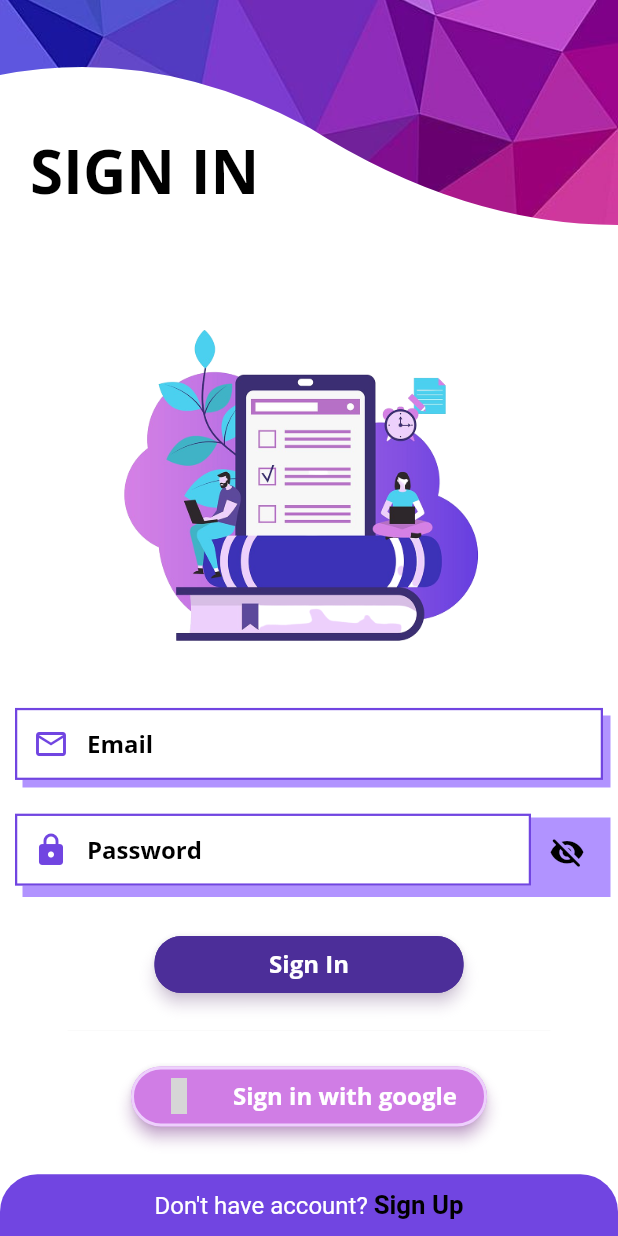
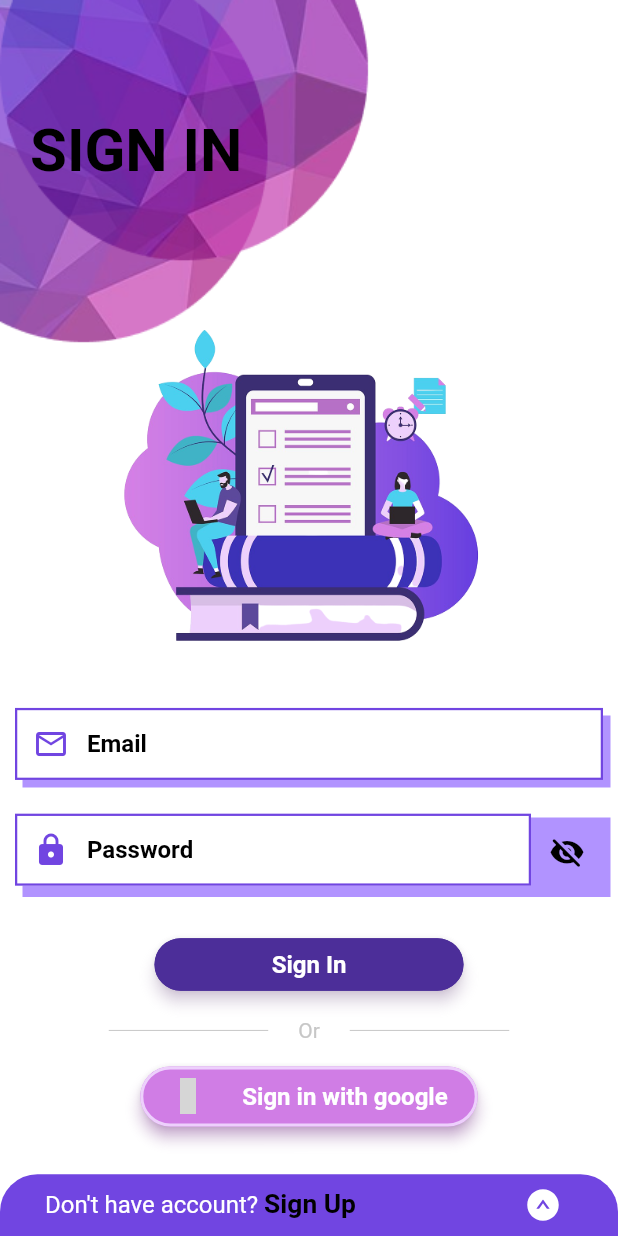
Before and after one commit to enviel97/EducationHelper, a Flutter app: the screen it shows after launch, after a tap on the "visibility" icon, on a phone screen of 412 x 824 dp. Run offline on Flutter 3.47's test engine with Material 2 defaults, Android fonts, the phone set to English and light mode, and no system bars; our stand-ins replace equatable, firebase_core, flutter_bloc, flutter_spinkit, flutter_vector_icons, google_fonts and 3 more; accounts and stored records are empty; network calls fail; grey boxes are pictures that could not be loaded.

Commit message:
[FE]: Change layout signin

```diff
--- a/lib/constants/app_theme.dart
+++ b/lib/constants/app_theme.dart
@@ -29,8 +29,8 @@ class AppTheme {
     focusColor: kSecondaryColor,
   );
 
-  TextTheme defaultFonts(BuildContext context) {
-    return GoogleFonts.openSansTextTheme(Theme.of(context).textTheme).copyWith(
+  static TextTheme defaultFonts(BuildContext context) {
+    return GoogleFonts.robotoTextTheme(Theme.of(context).textTheme).copyWith(
         headline1: GoogleFonts.architectsDaughter(
             fontWeight: FontWeight.bold, fontSize: 54.0),
         headline6: GoogleFonts.architectsDaughter(
@@ -48,9 +48,9 @@ class AppTheme {
       scaffoldBackgroundColor: kWhiteColor,
       backgroundColor: kWhiteColor,
       hintColor: kPlaceholderDarkColor,
-      dividerColor: kPlaceholderColor,
+      dividerColor: kDividerColor,
       iconTheme: Theme.of(context).iconTheme.copyWith(color: kBlackColor),
-      textTheme: theme.defaultFonts(context).apply(
+      textTheme: defaultFonts(context).apply(
         bodyColor: kBlackColor,
         displayColor: kBlackColor,
       ),
@@ -66,9 +66,9 @@ class AppTheme {
       scaffoldBackgroundColor: kBlackColor,
       backgroundColor: kBlackColor,
       hintColor: kPlaceholderColor,
-      dividerColor: kPlaceholderColor,
+      dividerColor: kDividerColor,
       iconTheme: Theme.of(context).iconTheme.copyWith(color: kBlackColor),
-      textTheme: theme.defaultFonts(context).apply(
+      textTheme: defaultFonts(context).apply(
         bodyColor: kWhiteColor,
         displayColor: kWhiteColor,
       ),
--- a/lib/constants/colors.dart
+++ b/lib/constants/colors.dart
@@ -13,6 +13,7 @@ const Color kSecondarySuperDarkColor = Color(0xFF351c38);
 const Color kPlaceholderColor = Color(0xFFfafafa);
 const Color kPlaceholderLightColor = Color(0xFFffffff);
 const Color kPlaceholderDarkColor = Color(0xFFc7c7c7);
+const Color kDividerColor = Color(0xffc7c7c7);
 
 // color origin
 const Color kBlackColor = Color(0xFF000000);
--- a/lib/roots/app_root.dart
+++ b/lib/roots/app_root.dart
@@ -44,9 +44,10 @@ class Root {
   Future<Widget> getScreens() async {
     final token = await localStorage.read(c.token);
     RestApi().setHeaders(token == '' ? null : token);
-    if (token.isEmpty || JwtDecoder.isExpired(token)) return _authRoute();
-    debugPrint(token);
-    return _homeRoute();
+    return _authRoute();
+    // if (token.isEmpty || JwtDecoder.isExpired(token))
+    // debugPrint(token);
+    // return _homeRoute();
   }
 
   Widget _authRoute() {
--- a/lib/views/auth/auth.dart
+++ b/lib/views/auth/auth.dart
@@ -18,7 +18,8 @@ class Auth extends StatefulWidget {
 class _Auth extends State<Auth> with SingleTickerProviderStateMixin {
   late bool isExpanded;
   late AnimationController animationController;
-  final duration = const Duration(microseconds: 250);
+  late String title = 'SIGN IN';
+  final duration = const Duration(microseconds: 500);
 
   @override
   void initState() {
@@ -40,13 +41,32 @@ class _Auth extends State<Auth> with SingleTickerProviderStateMixin {
         onTap: context.disableKeyBoard,
         child: AnimationCircleLayout(
           child: Stack(children: [
-            const DecorateHeader(),
             const SignInPage(),
-            _animationSignUp()
+            _animationSignUp(),
+            DecorateHeader(title: title),
           ]),
         ),
       ),
     );
+  }
+
+  void handleClickSignUp() {
+    context.disableKeyBoard();
+    if (mounted) {
+      if (isExpanded) {
+        animationController.forward();
+        setState(() {
+          isExpanded = !isExpanded;
+          title = 'SIGN IN';
+        });
+      } else {
+        animationController.reverse();
+        setState(() {
+          isExpanded = !isExpanded;
+          title = 'SIGN UP';
+        });
+      }
+    }
   }
 
   Widget _animationSignUp() {
@@ -56,22 +76,12 @@ class _Auth extends State<Auth> with SingleTickerProviderStateMixin {
         if (!isExpanded) {
           return ExpandedSignUp(
             height: size.height * .05,
-            epandedSignup: () {
-              context.disableKeyBoard();
-              if (mounted) {
-                animationController.forward();
-                setState(() => isExpanded = !isExpanded);
-              }
-            },
+            epandedSignup: handleClickSignUp,
           );
         }
         return SignUpPage(
           containerSize: size.height * .8,
-          goLogin: () {
-            context.disableKeyBoard();
-            animationController.reverse();
-            setState(() => isExpanded = !isExpanded);
-          },
+          goLogin: handleClickSignUp,
         );
       },
     );
--- a/lib/views/auth/pages/siginin.dart
+++ b/lib/views/auth/pages/siginin.dart
@@ -11,6 +11,7 @@ import 'package:education_helper/views/auth/bloc/auth_state.dart';
 import 'package:education_helper/views/widgets/button/custom_icon_button.dart';
 import 'package:education_helper/views/widgets/button/custom_text_button.dart';
 import 'package:education_helper/views/widgets/custom_text_field.dart';
+import 'package:education_helper/views/widgets/horizantal_divider.dart';
 import 'package:flutter/material.dart';
 import 'package:flutter_bloc/flutter_bloc.dart';
 import 'package:flutter_vector_icons/flutter_vector_icons.dart';
@@ -97,8 +98,8 @@ class _SignInPageState extends State<SignInPage> {
               KTextButton(text: 'Sign In', onPressed: _signInWithEmail),
               SPACING.SM.vertical,
               const Padding(
-                padding: EdgeInsets.symmetric(horizontal: 35.0),
-                child: Divider(),
+                padding: EdgeInsets.symmetric(horizontal: 62.5),
+                child: HorizantalDivider(text: 'Or'),
               ),
               SPACING.SM.vertical,
               KIconButton(
--- a/lib/views/auth/pages/signup.dart
+++ b/lib/views/auth/pages/signup.dart
@@ -14,6 +14,7 @@ import 'package:education_helper/views/widgets/remove_scroll_grow.dart';
 import 'package:flutter/material.dart';
 import 'package:flutter_bloc/flutter_bloc.dart';
 import 'package:education_helper/helpers/extensions/build_context_x.dart';
+import 'package:flutter_vector_icons/flutter_vector_icons.dart';
 
 class SignUpPage extends StatefulWidget {
   final double containerSize;
@@ -65,6 +66,8 @@ class _SignUpPageState extends State<SignUpPage> {
 
   Widget _mainUI() {
     final spacing = SPACING.M.vertical;
+    const paddingRight = 30.0;
+    const iconSize = 50.0;
     return Align(
       alignment: Alignment.bottomCenter,
       child: Container(
@@ -76,7 +79,9 @@ class _SignUpPageState extends State<SignUpPage> {
             Align(
               alignment: Alignment.bottomCenter,
               child: ClipPath(
-                clipper: NotchedCustomClippath(Offset(size.width - 95.0, 0.0)),
+                clipper: NotchedCustomClippath(
+                  Offset(size.width - paddingRight - iconSize / 2, 0.0),
+                ),
                 child: Container(
                   padding:
                       const EdgeInsets.only(top: 10.0, left: 10.0, right: 10.0),
@@ -180,15 +185,15 @@ class _SignUpPageState extends State<SignUpPage> {
             Align(
               alignment: Alignment.topRight,
               child: Container(
-                margin: const EdgeInsets.only(right: 70.0),
-                height: 50.0,
-                width: 50.0,
+                margin: const EdgeInsets.only(right: paddingRight),
+                height: iconSize,
+                width: iconSize,
                 decoration: BoxDecoration(
                   color: isLightTheme ? kSecondaryColor : kPrimaryColor,
                   shape: BoxShape.circle,
                 ),
                 child: IconButton(
-                  icon: const Icon(Icons.login_outlined),
+                  icon: const Icon(AntDesign.downcircleo),
                   color: kWhiteColor,
                   onPressed: widget.goLogin,
                 ),
--- a/lib/views/auth/widgets/decorate_header.dart
+++ b/lib/views/auth/widgets/decorate_header.dart
@@ -1,84 +1,30 @@
 import 'package:education_helper/constants/typing.dart';
+import 'package:education_helper/helpers/extensions/build_context_x.dart';
 import 'package:education_helper/helpers/ultils/funtions.dart';
 import 'package:flutter/cupertino.dart';
 import 'package:flutter/material.dart';
 
 class DecorateHeader extends StatelessWidget {
-  const DecorateHeader({Key? key}) : super(key: key);
+  final String title;
+  const DecorateHeader({
+    required this.title,
+    Key? key,
+  }) : super(key: key);
 
   @override
   Widget build(BuildContext context) {
-    return Stack(
-      children: [
-        Container(
-          padding: const EdgeInsets.symmetric(vertical: 10.0, horizontal: 20.0),
-          alignment: Alignment.bottomLeft,
-          height: 150,
-          width: double.infinity,
-          // color: kPrimaryDarkColor,
-          child: const Text(
-            'SIGN IN',
-            style: titleStyle,
-          ),
-        ),
-        ClipPath(
-          clipper: BottomWavesClipper(),
-          child: Image.asset(
-            ImageFromLocal.asPng('background'),
-            height: 150.0,
-            width: double.infinity,
-            fit: BoxFit.cover,
-          ),
-        ),
-      ],
+    final widthScreens = context.mediaSize.width;
+    const heightDecorate = 230.0;
+    return Container(
+      width: widthScreens * .6,
+      height: heightDecorate,
+      decoration: BoxDecoration(
+          image: DecorationImage(
+        image: AssetImage(ImageFromLocal.asPng('header_decorate')),
+        fit: BoxFit.fill,
+      )),
+      padding: const EdgeInsets.only(top: heightDecorate / 3, left: 20.0),
+      child: Text(title, style: titleStyle),
     );
   }
 }
-
-class FlagWavesClipper extends CustomClipper<Path> {
-  @override
-  Path getClip(Size size) {
-    final path = Path();
-    final h = size.height;
-    final w = size.width;
-
-    path.lineTo(0, h);
-    path.lineTo(0, h - 50);
-    path.quadraticBezierTo(0, h, 60, h);
-
-    // path.lineTo(w, h);
-    path.lineTo(w * 2 / 3, h);
-    path.quadraticBezierTo(w, h, w - 40, h - 60);
-    path.lineTo(w, 0);
-    // path.quadraticBezierTo(w * 2, h / 2, w / 2, h + 100);
-    // path.quadraticBezierTo(w - w / 4, h - 50, w, h - 100);
-    path.close();
-
-    return path;
-  }
-
-  @override
-  bool shouldReclip(covariant CustomClipper<Path> oldClipper) => true;
-}
-
-class BottomWavesClipper extends CustomClipper<Path> {
-  @override
-  Path getClip(Size size) {
-    final path = Path();
-    final h = size.height;
-    final w = size.width;
-    final lowPoint = size.height - 65;
-    final highPoint = size.height - 120;
-
-    path.lineTo(0, h - 100);
-    path.quadraticBezierTo(w / 4, highPoint, w / 2, lowPoint);
-    path.quadraticBezierTo(3 / 4 * w, h, w, h);
-    path.lineTo(w, 0);
-    path.close();
-
-    return path;
-  }
-
-  @override
-  bool shouldReclip(covariant CustomClipper<Path> oldClipper) => true;
-}
--- a/lib/views/auth/widgets/expanded_signup.dart
+++ b/lib/views/auth/widgets/expanded_signup.dart
@@ -2,6 +2,7 @@ import 'package:education_helper/constants/colors.dart';
 import 'package:education_helper/constants/typing.dart';
 import 'package:education_helper/helpers/extensions/build_context_x.dart';
 import 'package:flutter/material.dart';
+import 'package:flutter_vector_icons/flutter_vector_icons.dart';
 
 class ExpandedSignUp extends StatelessWidget {
   final VoidCallback epandedSignup;
@@ -16,32 +17,43 @@ class ExpandedSignUp extends StatelessWidget {
   @override
   Widget build(BuildContext context) {
     final isLightTheme = context.isLightTheme;
-    return Align(
+    final backgoundColor = isLightTheme ? kPrimaryColor : kSecondaryDarkColor;
+    return GestureDetector(
+      onTap: epandedSignup,
+      child: Align(
         alignment: Alignment.bottomCenter,
         child: Container(
           width: double.infinity,
           height: height,
           alignment: Alignment.center,
+          padding: const EdgeInsets.symmetric(horizontal: 30.0),
           decoration: BoxDecoration(
-          color: isLightTheme ? kPrimaryColor : kSecondaryDarkColor,
+            color: backgoundColor,
             borderRadius: const BorderRadius.only(
-              topLeft: Radius.circular(25.0), topRight: Radius.circular(25.0)),
+                topLeft: Radius.circular(25.0),
+                topRight: Radius.circular(25.0)),
           ),
-        child: GestureDetector(
-          onTap: epandedSignup,
-          child: RichText(
+          child: Row(
+            mainAxisAlignment: MainAxisAlignment.spaceBetween,
+            children: [
+              RichText(
                   text: TextSpan(children: <TextSpan>[
                 TextSpan(
                     text: "Don't have account? ",
-                  style:
-                      TextStyle(color: kWhiteColor, fontSize: SPACING.M.size)),
+                    style: TextStyle(
+                        color: kWhiteColor, fontSize: SPACING.M.size)),
                 TextSpan(
                     text: 'Sign Up',
                     style: TextStyle(
                         color: isLightTheme ? kBlackColor : kSecondaryColor,
-                      fontSize: SPACING.M.size + 1.2,
+                        fontSize: SPACING.M.size * 1.1,
                         fontWeight: FontWeight.bold))
-            ]),
+              ])),
+              CircleAvatar(
+                backgroundColor: backgoundColor,
+                child: const Icon(AntDesign.upcircle, color: kWhiteColor),
+              )
+            ],
           ),
         ),
       ),
--- a/lib/views/routes.dart
+++ b/lib/views/routes.dart
@@ -18,10 +18,11 @@ class _RoutesState extends State<Routes> {
   @override
   Widget build(BuildContext context) {
     return MaterialApp(
-        debugShowCheckedModeBanner: false,
-        title: 'Gaming Gear Store',
-        theme: AppTheme.lightTheme(context),
-        darkTheme: AppTheme.darkTheme(context),
-        home: widget.firstScreen);
+      debugShowCheckedModeBanner: false,
+      title: 'Education Helper',
+      theme: AppTheme.lightTheme(context),
+      darkTheme: AppTheme.darkTheme(context),
+      home: widget.firstScreen,
+    );
   }
 }
--- /dev/null
+++ b/lib/views/widgets/horizantal_divider.dart
@@ -0,0 +1,24 @@
+import 'package:flutter/material.dart';
+
+class HorizantalDivider extends StatelessWidget {
+  final String text;
+  const HorizantalDivider({Key? key, this.text = ''}) : super(key: key);
+
+  @override
+  Widget build(BuildContext context) {
+    const divider = Divider();
+    final color = Theme.of(context).dividerColor;
+    return Row(
+      children: [
+        const Expanded(child: divider),
+        Padding(
+          padding: EdgeInsets.symmetric(
+            horizontal: text.isEmpty ? 0.0 : 20.0,
+          ),
+          child: Text(text, style: TextStyle(color: color)),
+        ),
+        const Expanded(child: divider),
+      ],
+    );
+  }
+}
```
Lines whose indentation alone changed are shown as unchanged.
